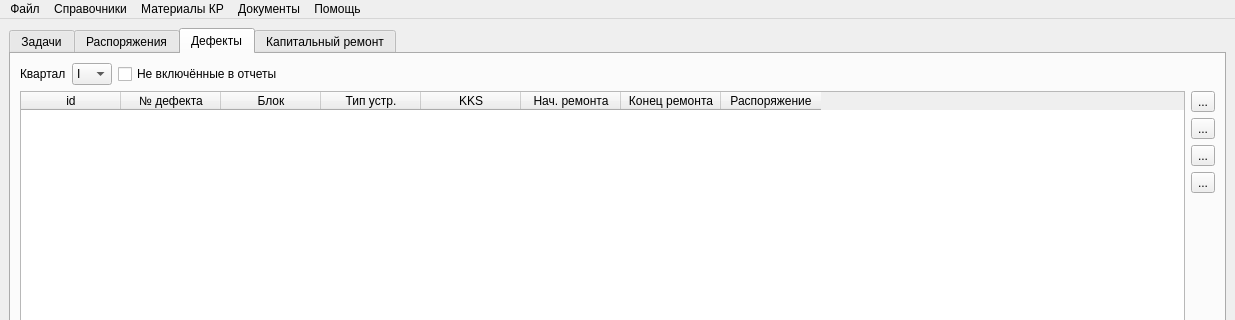
Balyaev-D-A/MFDB, file mainwindow.ui: the form before one commit; both pictures show x 0 to 1235 and y 0 to 320 of the 1235 by 677 pixel window.
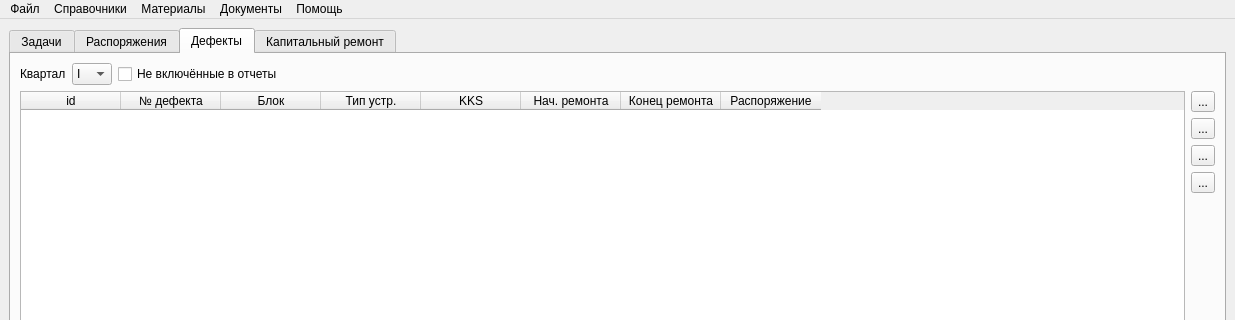
The form after the commit. Icons and pictures are not drawn. Custom widgets are drawn as their Qt base class.

Patch:
```diff
--- a/mainwindow.ui
+++ b/mainwindow.ui
@@ -890,7 +890,7 @@
    </widget>
    <widget class="QMenu" name="menu_6">
     <property name="title">
-     <string>Материалы КР</string>
+     <string>Материалы</string>
     </property>
     <addaction name="receiptsAction"/>
     <addaction name="verifyAction"/>
```
Left out of the diff: 9 changed lines with no effect on the pictures.
